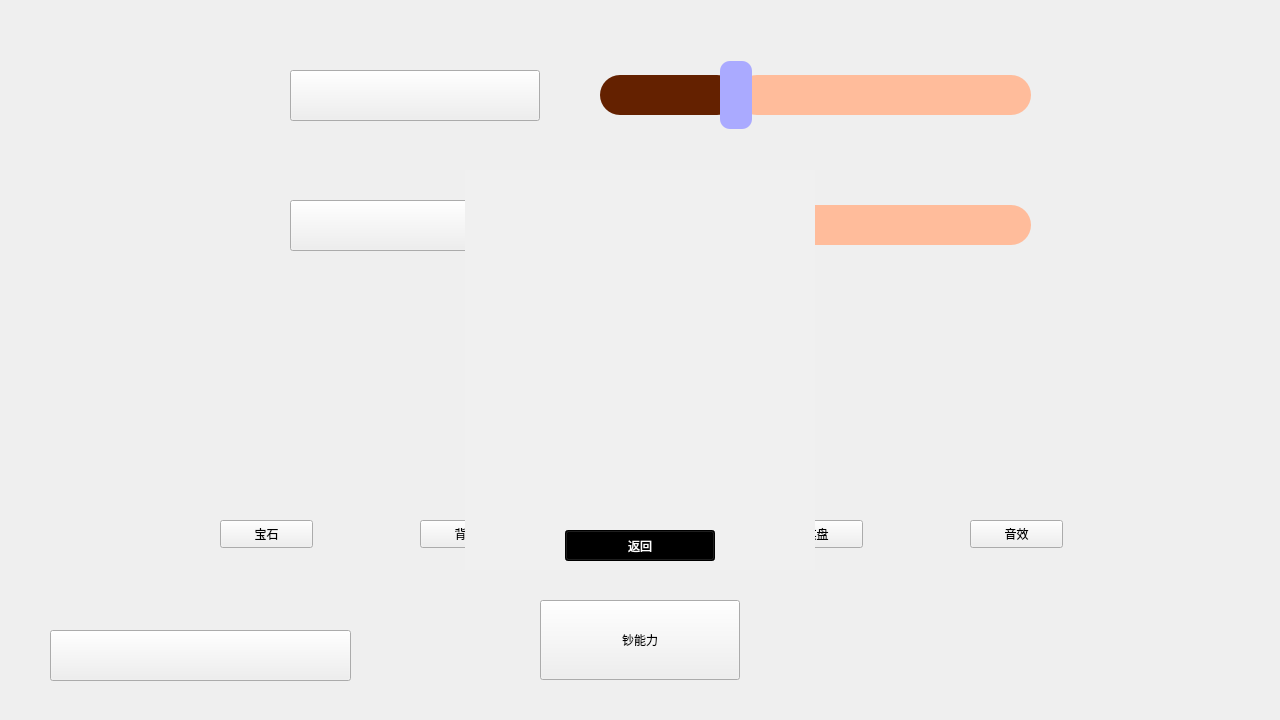
Above: client/windows/configwindow.ui from HFDLYS/HeartstringsResonance before the change. Below: the same form after it.
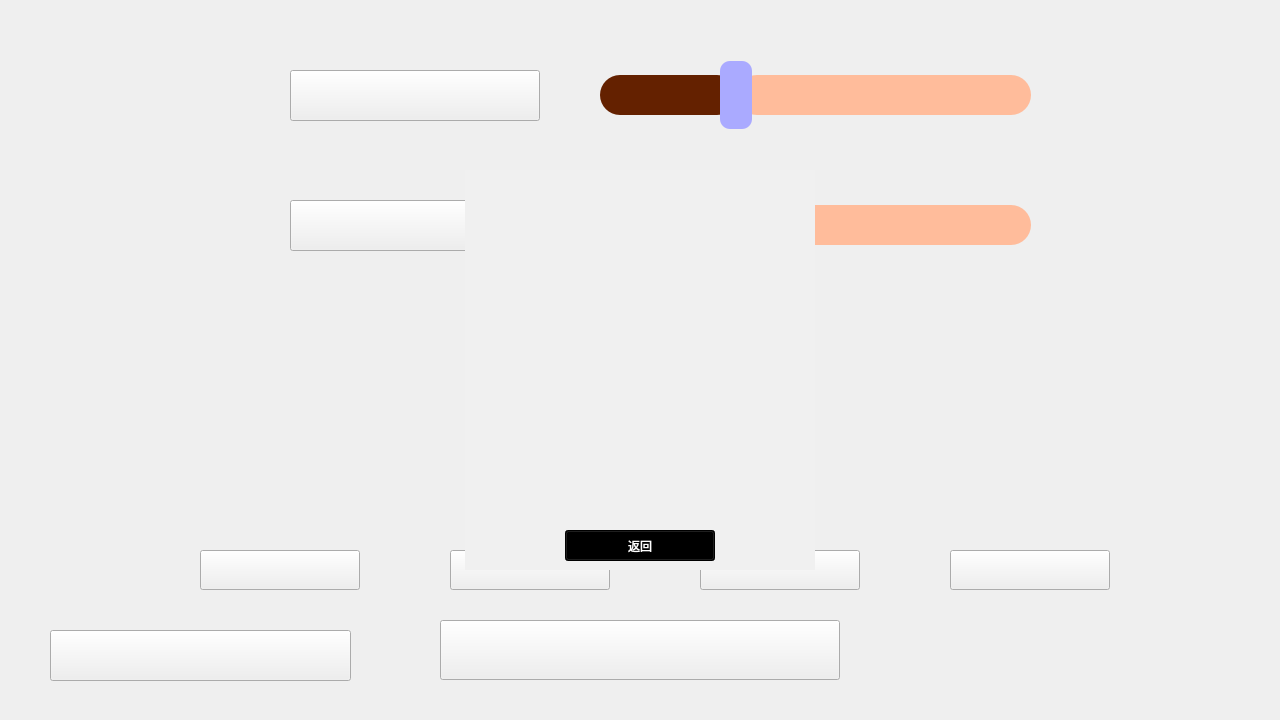
That is the form after the change. Icons and pictures are not drawn.

```diff
--- a/client/windows/configwindow.ui
+++ b/client/windows/configwindow.ui
@@ -190,66 +190,86 @@
    <widget class="QPushButton" name="btnBgd">
     <property name="geometry">
      <rect>
-      <x>420</x>
-      <y>520</y>
-      <width>93</width>
-      <height>28</height>
+      <x>450</x>
+      <y>550</y>
+      <width>160</width>
+      <height>40</height>
      </rect>
     </property>
+    <property name="styleSheet">
+     <string notr="true">QPushButton#btnBgd{border-image:url(:/images/configwindow/bgd.png)}
+QPushButton::pressed#btnBgd{border-image:url(:/images/configwindow/bgd-.png)}</string>
+    </property>
     <property name="text">
-     <string>背景</string>
+     <string/>
     </property>
    </widget>
    <widget class="QPushButton" name="BtnDia">
     <property name="geometry">
      <rect>
-      <x>220</x>
-      <y>520</y>
-      <width>93</width>
-      <height>28</height>
+      <x>200</x>
+      <y>550</y>
+      <width>160</width>
+      <height>40</height>
      </rect>
     </property>
+    <property name="styleSheet">
+     <string notr="true">QPushButton#BtnDia{border-image:url(:/images/configwindow/dia.png)}
+QPushButton::pressed#BtnDia{border-image:url(:/images/configwindow/dia-.png)}</string>
+    </property>
     <property name="text">
-     <string>宝石</string>
+     <string/>
     </property>
    </widget>
    <widget class="QPushButton" name="BtnBod">
     <property name="geometry">
      <rect>
-      <x>770</x>
-      <y>520</y>
-      <width>93</width>
-      <height>28</height>
+      <x>700</x>
+      <y>550</y>
+      <width>160</width>
+      <height>40</height>
      </rect>
     </property>
+    <property name="styleSheet">
+     <string notr="true">QPushButton#BtnBod{border-image:url(:/images/configwindow/bod.png)}
+QPushButton::pressed#BtnBod{border-image:url(:/images/configwindow/bod-.png)}</string>
+    </property>
     <property name="text">
-     <string>棋盘</string>
+     <string/>
     </property>
    </widget>
    <widget class="QPushButton" name="BtnMsc">
     <property name="geometry">
      <rect>
-      <x>970</x>
-      <y>520</y>
-      <width>93</width>
-      <height>28</height>
+      <x>950</x>
+      <y>550</y>
+      <width>160</width>
+      <height>40</height>
      </rect>
     </property>
+    <property name="styleSheet">
+     <string notr="true">QPushButton#BtnMsc{border-image:url(:/images/configwindow/msc.png)}
+QPushButton::pressed#BtnMcs{border-image:url(:/images/configwindow/msc-.png)}</string>
+    </property>
     <property name="text">
-     <string>音效</string>
+     <string/>
     </property>
    </widget>
    <widget class="QPushButton" name="BtnRecharge">
     <property name="geometry">
      <rect>
-      <x>540</x>
-      <y>600</y>
-      <width>200</width>
-      <height>80</height>
+      <x>440</x>
+      <y>620</y>
+      <width>400</width>
+      <height>60</height>
      </rect>
     </property>
+    <property name="styleSheet">
+     <string notr="true">QPushButton#BtnRecharge{border-image:url(:/images/configwindow/charge.png)}
+QPushButton::pressed#BtnRecharge{border-image:url(:/images/configwindow/charge-.png)}</string>
+    </property>
     <property name="text">
-     <string>钞能力</string>
+     <string/>
     </property>
    </widget>
    <widget class="QLabel" name="label">
```
